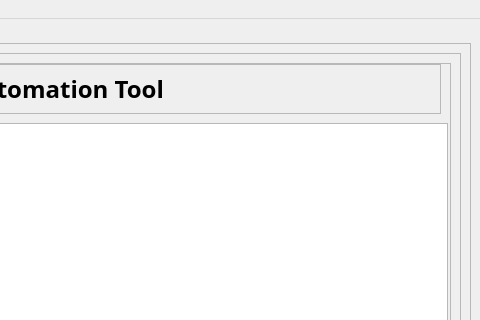
Ry3nG/LV5600-Automation, file gui/resources/LV5600-Automation-OCB-GUI-2.0.ui: the form before one commit; both pictures show x 637 to 1117 and y 0 to 320 of the 1117 by 666 pixel window.
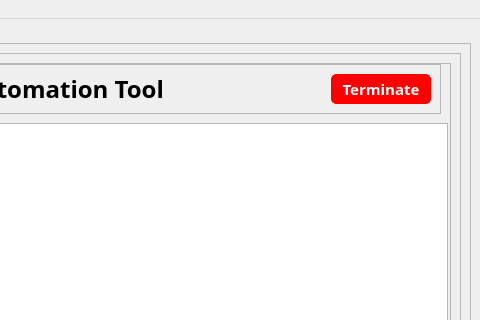
The form after the commit.

Commit message: added terminate button

```diff
--- a/gui/resources/LV5600-Automation-OCB-GUI-2.0.ui
+++ b/gui/resources/LV5600-Automation-OCB-GUI-2.0.ui
@@ -995,6 +995,50 @@
                   </property>
                  </widget>
                 </item>
+                <item>
+                 <widget class="QPushButton" name="pushButton_terminate">
+                  <property name="maximumSize">
+                   <size>
+                    <width>100</width>
+                    <height>16777215</height>
+                   </size>
+                  </property>
+                  <property name="font">
+                   <font>
+                    <family>Bahnschrift SemiBold</family>
+                    <pointsize>11</pointsize>
+                    <weight>75</weight>
+                    <italic>false</italic>
+                    <bold>true</bold>
+                    <underline>false</underline>
+                   </font>
+                  </property>
+                  <property name="styleSheet">
+                   <string notr="true">QPushButton#pushButton_terminate {
+    background-color: #FF0000; /* Background color (red in this example) */
+    color: #FFFFFF; /* Text color (white in this example) */
+    border: 1px solid #FF0000; /* Border style */
+    border-radius: 5px; /* Rounded corners */
+    padding: 5px 10px; /* Padding (adjust as needed) */
+}
+
+QPushButton#pushButton_terminate:hover {
+    background-color: #FF5555; /* Hover background color */
+    border: 1px solid #FF5555; /* Hover border color */
+    color: #FFFFFF; /* Hover text color */
+}
+
+QPushButton#pushButton_terminate:pressed {
+    background-color: #CC0000; /* Pressed background color */
+    border: 1px solid #CC0000; /* Pressed border color */
+}
+</string>
+                  </property>
+                  <property name="text">
+                   <string>Terminate</string>
+                  </property>
+                 </widget>
+                </item>
                </layout>
               </widget>
              </item>
```
The commit also changes 1 other file.
